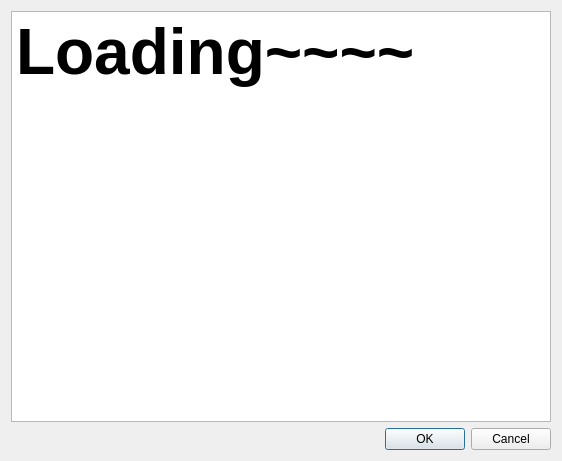
Above: ui/qtui/info_page.ui from Lixuannan/CodeLib-Local before the change. Below: the same form after it.
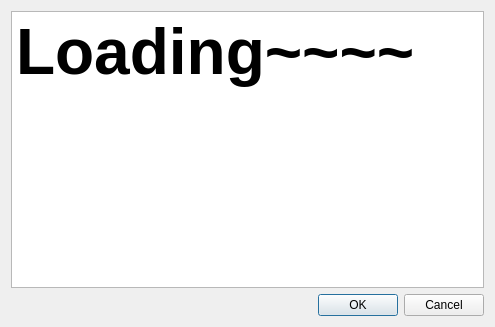
That is the form after the change.

```diff
--- a/ui/qtui/info_page.ui
+++ b/ui/qtui/info_page.ui
@@ -6,8 +6,8 @@
    <rect>
     <x>0</x>
     <y>0</y>
-    <width>562</width>
-    <height>461</height>
+    <width>495</width>
+    <height>327</height>
    </rect>
   </property>
   <property name="windowTitle">
@@ -23,8 +23,8 @@
 hr { height: 1px; border-width: 0; }
 li.unchecked::marker { content: &quot;\2610&quot;; }
 li.checked::marker { content: &quot;\2612&quot;; }
-&lt;/style&gt;&lt;/head&gt;&lt;body style=&quot; font-family:'.AppleSystemUIFont'; font-size:13pt; font-weight:400; font-style:normal;&quot;&gt;
-&lt;p style=&quot; margin-top:0px; margin-bottom:0px; margin-left:0px; margin-right:0px; -qt-block-indent:0; text-indent:0px;&quot;&gt;&lt;span style=&quot; font-size:48pt; font-weight:700;&quot;&gt;Loading~~~~&lt;/span&gt;&lt;/p&gt;&lt;/body&gt;&lt;/html&gt;</string>
+&lt;/style&gt;&lt;/head&gt;&lt;body style=&quot; font-family:'Microsoft YaHei UI'; font-size:9pt; font-weight:400; font-style:normal;&quot;&gt;
+&lt;p style=&quot; margin-top:0px; margin-bottom:0px; margin-left:0px; margin-right:0px; -qt-block-indent:0; text-indent:0px;&quot;&gt;&lt;span style=&quot; font-family:'.AppleSystemUIFont'; font-size:48pt; font-weight:700;&quot;&gt;Loading~~~~&lt;/span&gt;&lt;/p&gt;&lt;/body&gt;&lt;/html&gt;</string>
      </property>
     </widget>
    </item>
```
